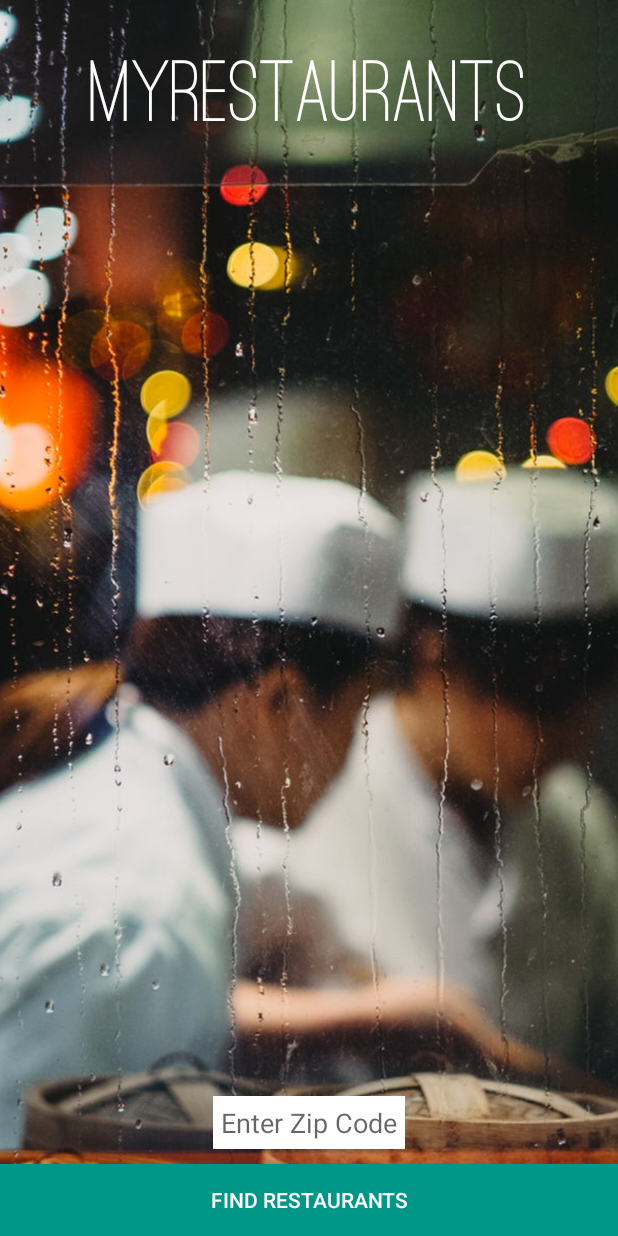
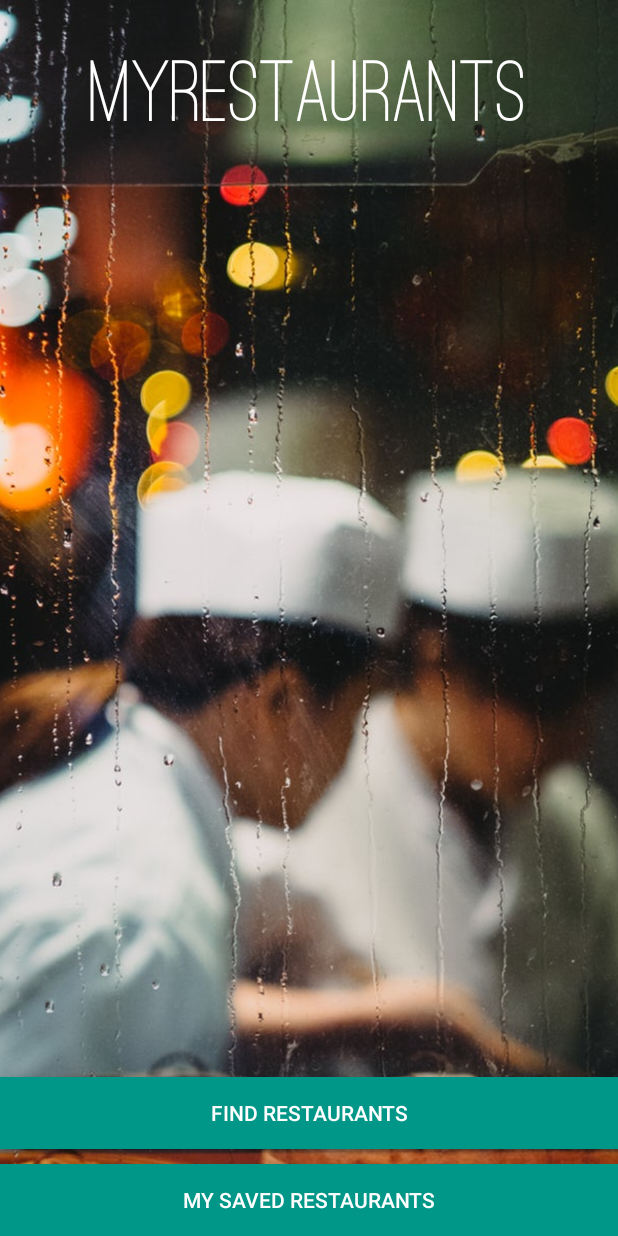
Before and after one commit to rodnierbc/MyRestaurants, an Android app: the screen it shows after launch (MainActivity), on a phone screen of 412 x 824 dp. Run offline under Robolectric (Android 15) with nearby library versions, the phone set to English and light mode, and no system bars; our stand-ins replace ButterKnife, Firebase (no records; nobody signed in at launch, a user with empty details on screens opened directly).

Commit message:
Create data persistence logic using firebase and add menu_search

```diff
--- a/app/src/main/AndroidManifest.xml
+++ b/app/src/main/AndroidManifest.xml
@@ -29,6 +29,12 @@
                 android:value="com.epicodus.myrestaurants.ui.RestaurantDetailActivity">
             </meta-data>
         </activity>
+        <activity android:name=".ui.SavedRestaurantListActivity">
+            <meta-data
+                android:name="android.support.PARENT_ACTIVITY"
+                android:value="com.epicodus.myrestaurants.ui.SavedRestaurantListActivity">
+            </meta-data>
+        </activity>
     </application>
 
 </manifest>
--- a/app/src/main/java/com/epicodus/myrestaurants/Constants.java
+++ b/app/src/main/java/com/epicodus/myrestaurants/Constants.java
@@ -10,4 +10,8 @@ public class Constants {
     public static final String YELP_TOKEN = BuildConfig.YELP_TOKEN;
     public static final String YELP_BASE_URL = "https://api.yelp.com/v3/businesses/search?term=restaurants";
     public static final String YELP_LOCATION_QUERY_PARAMETER = "location";
+    public static final String PREFERENCES_LOCATION_KEY = "location";
+
+    public static final String FIREBASE_CHILD_SEARCHED_LOCATION = "searchedLocation";
+    public static final String FIREBASE_CHILD_RESTAURANTS = "restaurants";
 }
--- a/app/src/main/java/com/epicodus/myrestaurants/ui/MainActivity.java
+++ b/app/src/main/java/com/epicodus/myrestaurants/ui/MainActivity.java
@@ -1,24 +1,32 @@
 package com.epicodus.myrestaurants.ui;
 
 import android.content.Intent;
+import android.content.SharedPreferences;
 import android.graphics.Typeface;
+import android.preference.PreferenceManager;
 import android.support.v7.app.AppCompatActivity;
 import android.os.Bundle;
+import android.util.Log;
 import android.view.View;
 import android.widget.Button;
 import android.widget.EditText;
 import android.widget.TextView;
 
-
+import com.epicodus.myrestaurants.Constants;
 import com.epicodus.myrestaurants.R;
+import com.google.firebase.database.DataSnapshot;
+import com.google.firebase.database.DatabaseError;
+import com.google.firebase.database.DatabaseReference;
+import com.google.firebase.database.FirebaseDatabase;
+import com.google.firebase.database.ValueEventListener;
 
 import butterknife.BindView;
 import butterknife.ButterKnife;
 
 public class MainActivity extends AppCompatActivity implements View.OnClickListener {
     @BindView(R.id.findRestaurantsButton) Button mFindRestaurantsButton;
-    @BindView(R.id.locationEditText) EditText mLocationEditText;
     @BindView(R.id.appNameTextView) TextView mAppNameTextView;
+    @BindView(R.id.savedRestaurantsButton) Button mSavedRestaurantsButton;
 
     @Override
     protected void onCreate(Bundle savedInstanceState) {
@@ -30,14 +38,19 @@ public class MainActivity extends AppCompatActivity implements View.OnClickListe
         mAppNameTextView.setTypeface(ostrichFont);
 
         mFindRestaurantsButton.setOnClickListener(this);
+        mSavedRestaurantsButton.setOnClickListener(this);
+    }
 
-    }
     @Override
     public void onClick(View v) {
+
         if(v == mFindRestaurantsButton) {
-            String location = mLocationEditText.getText().toString();
             Intent intent = new Intent(MainActivity.this, RestaurantListActivity.class);
-            intent.putExtra("location", location);
+            startActivity(intent);
+        }
+
+        if (v == mSavedRestaurantsButton) {
+            Intent intent = new Intent(MainActivity.this, SavedRestaurantListActivity.class);
             startActivity(intent);
         }
     }
--- a/app/src/main/res/layout/activity_main.xml
+++ b/app/src/main/res/layout/activity_main.xml
@@ -25,17 +25,6 @@
         android:textStyle="bold"
         android:id="@+id/appNameTextView"/>
 
-    <EditText
-        android:layout_width="wrap_content"
-        android:layout_height="wrap_content"
-        android:id="@+id/locationEditText"
-        android:background="@color/colorTextIcons"
-        android:layout_above="@+id/findRestaurantsButton"
-        android:layout_marginBottom="10dp"
-        android:padding="5dp"
-        android:hint="Enter Zip Code"
-        android:layout_centerHorizontal="true" />
-
     <Button
         android:layout_width="match_parent"
         android:layout_height="wrap_content"
@@ -43,6 +32,20 @@
         android:id="@+id/findRestaurantsButton"
         android:background="@color/colorAccent"
         android:textColor="@color/colorTextIcons"
+        android:visibility="visible"
+        android:layout_above="@+id/savedRestaurantsButton"
+        android:layout_alignParentLeft="true"
+        android:layout_alignParentStart="true"
+        android:layout_marginBottom="10dp" />
+    <Button
+        android:layout_width="match_parent"
+        android:layout_height="wrap_content"
+        android:text="My Saved Restaurants"
+        android:id="@+id/savedRestaurantsButton"
+        android:background="@color/colorAccent"
+        android:textColor="@color/colorTextIcons"
+        android:visibility="visible"
         android:layout_alignParentBottom="true"
-        android:layout_centerHorizontal="true" />
+        android:layout_alignParentLeft="true"
+        android:layout_alignParentStart="true"/>
 </RelativeLayout>
--- a/app/src/main/res/layout/activity_restaurant_detail.xml
+++ b/app/src/main/res/layout/activity_restaurant_detail.xml
@@ -9,7 +9,6 @@
         android:id="@+id/viewPager"
         android:layout_width="match_parent"
         android:layout_height="wrap_content">
-
         <android.support.v4.view.PagerTabStrip
             android:id="@+id/pagerHeader"
             android:layout_width="match_parent"
@@ -17,7 +16,6 @@
             android:layout_gravity="top"
             android:paddingBottom="4dp"
             android:paddingTop="4dp" />
-
     </android.support.v4.view.ViewPager>
 
 </RelativeLayout>
--- /dev/null
+++ b/app/src/main/res/menu/menu.xml
@@ -0,0 +1,4 @@
+<?xml version="1.0" encoding="utf-8"?>
+<menu xmlns:android="http://schemas.android.com/apk/res/android">
+
+</menu>
--- a/build.gradle
+++ b/build.gradle
@@ -8,6 +8,7 @@ buildscript {
     }
     dependencies {
         classpath 'com.android.tools.build:gradle:3.0.1'
+        classpath 'com.google.gms:google-services:3.2.0'
 
 
         // NOTE: Do not place your application dependencies here; they belong
```
Also changed, not shown: app/build.gradle (+17 -0 lines), app/src/main/java/com/epicodus/myrestaurants/adapters/FirebaseRestaurantViewHolder.java (added, +86 -0 lines), app/src/main/java/com/epicodus/myrestaurants/adapters/RestaurantListAdapter.java (+8 -1 lines), app/src/main/java/com/epicodus/myrestaurants/models/Restaurant.java (+8 -11 lines), app/src/main/java/com/epicodus/myrestaurants/ui/RestaurantDetailFragment.java (+47 -2 lines), app/src/main/java/com/epicodus/myrestaurants/ui/RestaurantListActivity.java (+66 -10 lines), app/src/main/java/com/epicodus/myrestaurants/ui/SavedRestaurantListActivity.java (added, +62 -0 lines), app/src/main/res/menu/menu_search.xml (added, +10 -0 lines), app/src/main/res/drawable-hdpi/ic_search_white_24dp.png (added), app/src/main/res/drawable-mdpi/ic_search_white_24dp.png (added), app/src/main/res/drawable-xhdpi/ic_search_white_24dp.png (added), app/src/main/res/drawable-xxhdpi/ic_search_white_24dp.png (added), app/src/main/res/drawable-xxxhdpi/ic_search_white_24dp.png (added), 1 other file.
